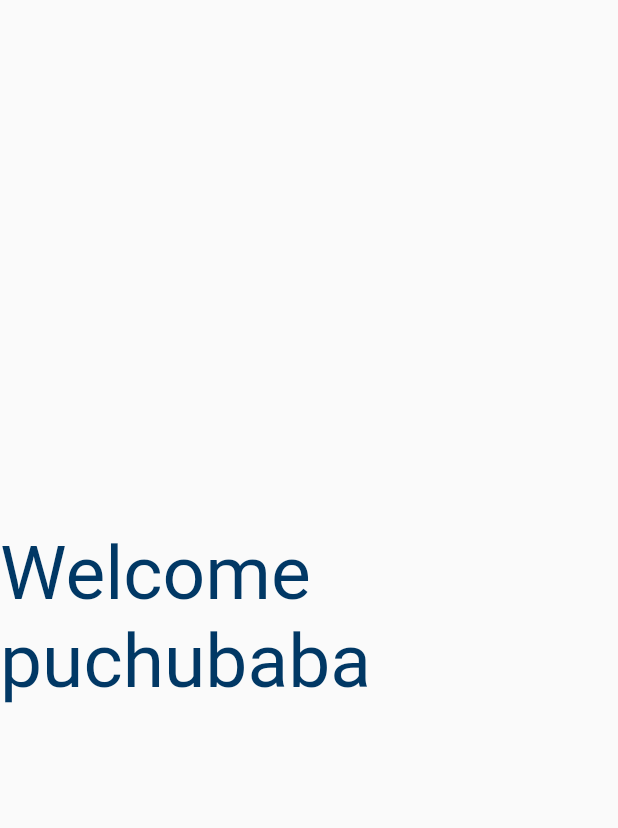
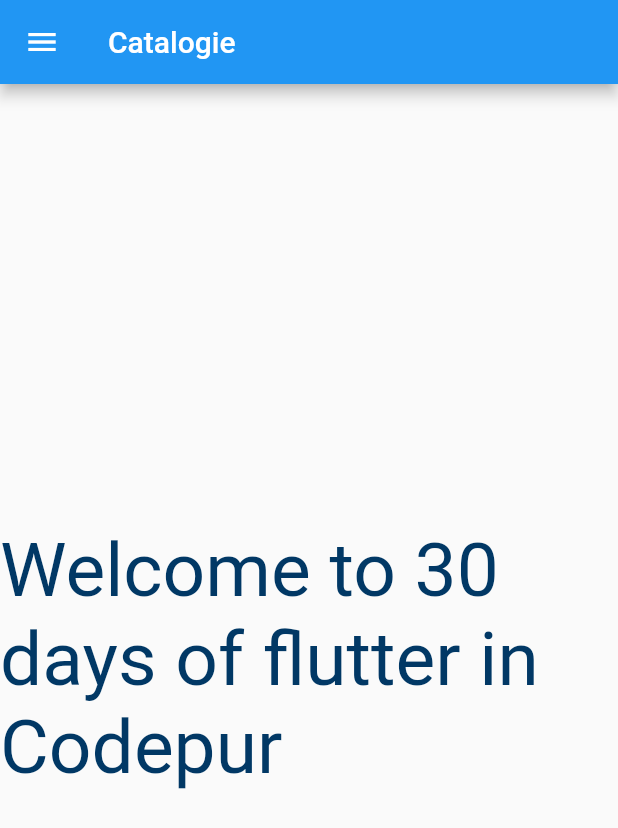
Before and after one commit to ipsitahota/flutter1A, a Flutter app: the screen it shows after launch, on a phone screen of 412 x 824 dp. Shown: the top 828 px of the screen. Run offline on Flutter 3.47's test engine with Material 2 defaults, Android fonts, the light colour scheme and no system bars.

Commit message:
day 2 completed

```diff
--- /dev/null
+++ b/lib/home_page.dart
@@ -0,0 +1,27 @@
+import 'package:flutter/material.dart';
+class HomePage extends StatelessWidget {
+   final int days = 30;
+    final String name = "Codepur";
+  const HomePage({super.key});
+
+  @override
+  Widget build(BuildContext context) {
+    return Scaffold(
+      appBar: AppBar(
+        title: Text("Catalogie"),
+      ),
+      body: Center(
+        child: Container(
+          child: Center(
+            child: Text(
+              "Welcome to $days days of flutter in " +name,
+              style: TextStyle(
+                  fontSize: 50, color: const Color.fromARGB(255, 1, 56, 101)),
+            ),
+          ),
+        ),
+      ),
+      drawer: Drawer(),
+    );
+  }
+}
--- a/lib/main.dart
+++ b/lib/main.dart
@@ -1,4 +1,5 @@
 import 'package:flutter/material.dart';
+import 'package:flutter_catalog1/home_page.dart';
 
 void main() {
   runApp(MyApp());
@@ -9,19 +10,10 @@
 
   @override
   Widget build(BuildContext context) {
+    int days = 30;
+    String name = "codepur";
     return MaterialApp(
-        home: Material(
-      child: Center(
-        child: Container(
-          child: Center(
-            child: Text(
-              "Welcome puchubaba",
-              style: TextStyle(
-                  fontSize: 50, color: const Color.fromARGB(255, 1, 56, 101)),
-            ),
-          ),
-        ),
-      ),
-    ));
+      home: HomePage(),
+    );
   }
 }
```
